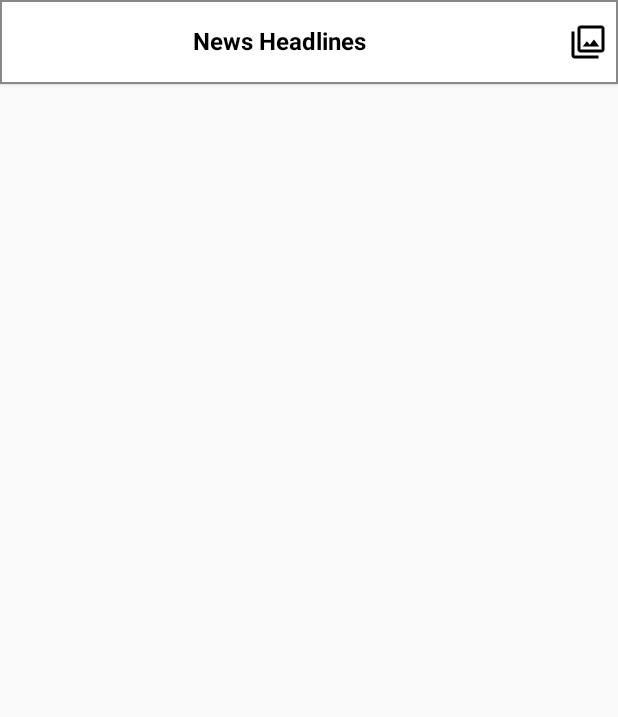
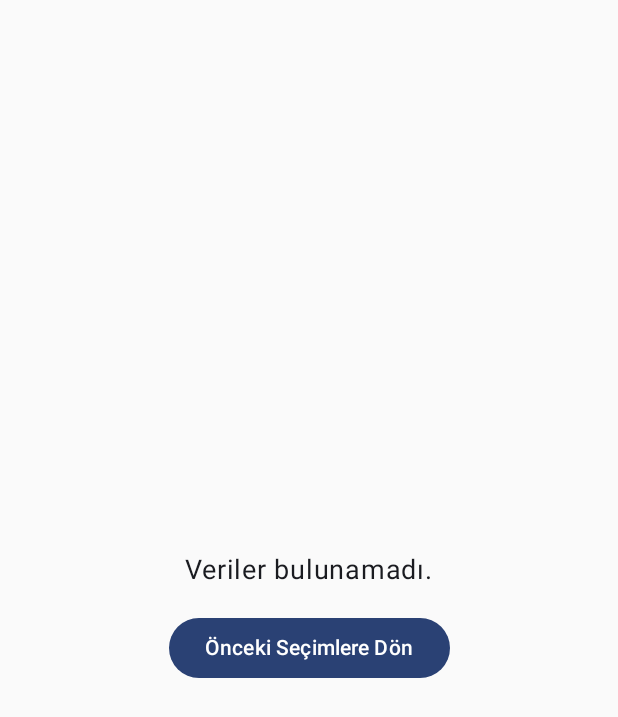
Before and after one commit to alicansekban/FirstInterview, an Android app built with Jetpack Compose: the HomeScreen screen opened through its navigation route, on a phone screen of 412 x 824 dp. Shown: the top 717 px of the screen. Run offline under Robolectric (Android 15) with nearby library versions, the phone set to English and light mode, and no system bars; our stand-ins replace Dagger/Hilt's generated code, Room's generated code; libraries missing offline, so code that uses them is left out: com.bumptech.glide; network calls fail; pictures from the network do not load.

```diff
--- a/app/src/main/java/com/example/caseapp/domain/model/ArticleUIModel.kt
+++ b/app/src/main/java/com/example/caseapp/domain/model/ArticleUIModel.kt
@@ -5,12 +5,8 @@ import java.util.Date
 data class ArticleUIModel(
     val id : Int,
     val publishedAt: Date?,
-    val author: String?,
     val urlToImage: String?,
     val description: String?,
-    val sourceName: String?,
-    val sourceId: String?,
     val title: String?,
-    val url: String?,
     val content: String?
 )
--- a/app/src/main/java/com/example/caseapp/domain/useCase/GetArticleUseCase.kt
+++ b/app/src/main/java/com/example/caseapp/domain/useCase/GetArticleUseCase.kt
@@ -2,17 +2,14 @@ package com.example.caseapp.domain.useCase
 
 import com.example.caseapp.data.repository.ArticleRepository
 import com.example.caseapp.domain.BaseUIModel
+import com.example.caseapp.domain.Error
 import com.example.caseapp.domain.Loading
 import com.example.caseapp.domain.Success
 import com.example.caseapp.domain.mapper.DataMapper
 import com.example.caseapp.domain.model.ArticleUIModel
 import com.example.caseapp.utils.ResultWrapper
-import kotlinx.coroutines.Dispatchers
 import kotlinx.coroutines.flow.Flow
-import kotlinx.coroutines.flow.collect
-import kotlinx.coroutines.flow.collectLatest
 import kotlinx.coroutines.flow.flow
-import kotlinx.coroutines.withContext
 import java.util.Date
 import javax.inject.Inject
 
@@ -29,18 +26,16 @@ class GetDataUseCase @Inject constructor(
 
             when (repository.getFromRemote(startDate, endDate)) {
                 is ResultWrapper.GenericError -> {
-                    emit(com.example.caseapp.domain.Error("Could not retrive the data from network"))
+                    emit(Error("Could not retrive the data from network"))
                 }
 
                 ResultWrapper.NetworkError -> {
-                    emit(com.example.caseapp.domain.Error("Network error occured"))
+                    emit(Error("Network error occured"))
                 }
 
-                else -> {
+                else -> {}
 
-                }
             }
-
             repository.getData(startDate, endDate).collect {
                 emit(Success(dataMapper.mapListToUIModel(it)))
             }
--- a/app/src/main/java/com/example/caseapp/ui/home/HomeScreen.kt
+++ b/app/src/main/java/com/example/caseapp/ui/home/HomeScreen.kt
@@ -13,17 +13,14 @@ import androidx.compose.foundation.clickable
 import androidx.compose.foundation.layout.*
 import androidx.compose.foundation.lazy.LazyColumn
 import androidx.compose.foundation.lazy.items
-import androidx.compose.foundation.lazy.itemsIndexed
 import androidx.compose.foundation.shape.RoundedCornerShape
 import androidx.compose.material.icons.Icons
 import androidx.compose.material.icons.filled.ArrowBack
 import androidx.compose.material.icons.filled.DateRange
-import androidx.compose.material.icons.filled.Favorite
 import androidx.compose.material.icons.filled.Filter
+import androidx.compose.material3.Button
 import androidx.compose.material3.Card
 import androidx.compose.material3.CardDefaults
-import androidx.compose.material3.CardElevation
-import androidx.compose.material3.DatePicker
 import androidx.compose.material3.DateRangePicker
 import androidx.compose.material3.ExperimentalMaterial3Api
 import androidx.compose.material3.Icon
@@ -31,8 +28,6 @@ import androidx.compose.material3.IconButton
 import androidx.compose.material3.MaterialTheme
 import androidx.compose.material3.Surface
 import androidx.compose.material3.Text
-import androidx.compose.material3.TopAppBar
-import androidx.compose.material3.rememberDatePickerState
 import androidx.compose.material3.rememberDateRangePickerState
 import androidx.compose.runtime.Composable
 import androidx.compose.runtime.getValue
@@ -46,15 +41,25 @@ import androidx.compose.ui.graphics.Color.Companion.Black
 import androidx.compose.ui.graphics.Color.Companion.Gray
 import androidx.compose.ui.graphics.Color.Companion.White
 import androidx.compose.ui.layout.ContentScale
+import androidx.compose.ui.platform.LocalConfiguration
 import androidx.compose.ui.platform.LocalContext
+import androidx.compose.ui.platform.LocalView
 import androidx.compose.ui.text.TextStyle
 import androidx.compose.ui.text.font.FontWeight
 import androidx.compose.ui.text.style.TextAlign
 import androidx.compose.ui.text.style.TextOverflow
 import androidx.compose.ui.unit.dp
 import androidx.compose.ui.unit.sp
+import androidx.compose.ui.window.Dialog
+import androidx.compose.ui.window.DialogProperties
+import androidx.compose.ui.window.DialogWindowProvider
 import androidx.hilt.navigation.compose.hiltViewModel
 import androidx.lifecycle.compose.collectAsStateWithLifecycle
+import com.airbnb.lottie.compose.LottieAnimation
+import com.airbnb.lottie.compose.LottieCompositionSpec
+import com.airbnb.lottie.compose.LottieConstants
+import com.airbnb.lottie.compose.animateLottieCompositionAsState
+import com.airbnb.lottie.compose.rememberLottieComposition
 import com.bumptech.glide.integration.compose.ExperimentalGlideComposeApi
 import com.bumptech.glide.integration.compose.GlideImage
 import com.example.caseapp.R
@@ -63,7 +68,10 @@ import com.example.caseapp.domain.Loading
 import com.example.caseapp.domain.Success
 import com.example.caseapp.domain.model.ArticleUIModel
 import com.example.caseapp.utils.ScreenRoutes
+import com.example.caseapp.utils.heightPercent
 import com.example.caseapp.utils.toParsedString
+import com.example.caseapp.utils.widthPercent
+import java.lang.reflect.Type
 import java.util.Calendar
 import java.util.Date
 
@@ -78,20 +86,36 @@ fun HomeScreen(
 
     when (articles) {
         is Error -> {
+            LoadingDialog(isShowingDialog = false)
             Toast.makeText(
                 context,
                 (articles as Error<List<ArticleUIModel>>).errorMessage ?: "error",
                 Toast.LENGTH_LONG
             ).show()
+            EmptyUI {
+                viewModel.getArticles(null, null)
+            }
+
         }
 
-        is Loading -> {}
+        is Loading -> {
+            LoadingDialog(isShowingDialog = true)
+        }
+
         is Success -> {
+            LoadingDialog(isShowingDialog = false)
 
             val response = (articles as Success<List<ArticleUIModel>>).response
-            stateLessHomeScreen(articles = response, onDateSelected = { start, end ->
-                viewModel.getArticles(start, end)
-            }, openDetail = openDetail)
+            if (response.isNotEmpty()) {
+                stateLessHomeScreen(articles = response, onDateSelected = { start, end ->
+                    viewModel.getArticles(start, end)
+                }, openDetail = openDetail)
+            } else {
+                EmptyUI {
+                    viewModel.getArticles(null, null)
+                }
+            }
+
         }
 
     }
@@ -99,7 +123,11 @@ fun HomeScreen(
 
 
 @Composable
-fun stateLessHomeScreen(articles: List<ArticleUIModel>, onDateSelected: (Date, Date) -> Unit,openDetail: (String) -> Unit) {
+fun stateLessHomeScreen(
+    articles: List<ArticleUIModel>,
+    onDateSelected: (Date, Date) -> Unit,
+    openDetail: (String) -> Unit
+) {
     val context = LocalContext.current
     var showPicker by remember {
         mutableStateOf(false)
@@ -125,6 +153,7 @@ fun stateLessHomeScreen(articles: List<ArticleUIModel>, onDateSelected: (Date, D
                 showPicker = false
             }
         }
+
         LazyColumn(
             modifier = Modifier
                 .fillMaxSize()
@@ -135,14 +164,17 @@ fun stateLessHomeScreen(articles: List<ArticleUIModel>, onDateSelected: (Date, D
                 key = { article ->
                     article.title ?: ""
                 }) { value ->
-                NewsItem(value, openDetail ={
-                    openDetail(ScreenRoutes.Detail.replace(
-                        oldValue = "{id}",
-                        newValue = it
-                    ))
-                } )
+                NewsItem(value, openDetail = {
+                    openDetail(
+                        ScreenRoutes.Detail.replace(
+                            oldValue = "{id}",
+                            newValue = it
+                        )
+                    )
+                })
             }
         }
+
     }
 }
 
@@ -165,7 +197,7 @@ fun CreatePicker(onDateSelected: (Date, Date) -> Unit) {
 }
 
 @Composable
-fun NewsItem(article: ArticleUIModel, openDetail: (String) -> Unit){
+fun NewsItem(article: ArticleUIModel, openDetail: (String) -> Unit) {
     Card(
         modifier = Modifier
             .fillMaxWidth()
@@ -197,7 +229,7 @@ fun NewsItem(article: ArticleUIModel, openDetail: (String) -> Unit){
             Spacer(modifier = Modifier.height(16.dp))
 
             Text(
-                text = article.content ?: "",
+                text = article.description ?: "",
                 maxLines = 4,
                 overflow = TextOverflow.Ellipsis,
                 style = MaterialTheme.typography.bodyMedium,
@@ -253,6 +285,27 @@ fun loadImage(url: String, modifier: Modifier) {
     }
 }
 
+
+@Composable
+fun EmptyUI(onGoBack: () -> Unit) {
+    Column(
+        modifier = Modifier
+            .fillMaxSize()
+            .padding(16.dp),
+        verticalArrangement = Arrangement.Center,
+        horizontalAlignment = Alignment.CenterHorizontally
+    ) {
+        Text(
+            text = "Veriler bulunamadı.",
+            fontSize = 18.sp,
+            color = MaterialTheme.colorScheme.onSurface
+        )
+        Spacer(modifier = Modifier.height(16.dp))
+        Button(onClick = { onGoBack() }) {
+            Text(text = "Önceki Seçimlere Dön")
+        }
+    }
+}
 
 @Composable
 fun TopBar(
@@ -315,3 +368,80 @@ fun TopBar(
         }
     }
 }
+
+
+@Composable
+fun LoadingDialog(
+    isShowingDialog: Boolean,
+    dismissOnBackPress: Boolean = false,
+    dismissOnClickOutside: Boolean = false
+) {
+    if (isShowingDialog) {
+        Dialog(
+            onDismissRequest = { },
+            DialogProperties(
+                dismissOnBackPress = dismissOnBackPress,
+                dismissOnClickOutside = dismissOnClickOutside
+            )
+        ) {
+            DialogContent()
+        }
+    }
+}
+
+@Composable
+fun DialogContent(
+) {
+
+    val composition by rememberLottieComposition(LottieCompositionSpec.RawRes(R.raw.loading))
+    val progress by animateLottieCompositionAsState(
+        composition,
+        iterations = LottieConstants.IterateForever,
+        isPlaying = true,
+        restartOnPlay = true,
+        speed = 1f
+
+    )
+    val configuration = LocalConfiguration.current
+    Card(
+        modifier = Modifier
+            .widthPercent(0.22f, configuration)
+            .heightPercent(0.16f, configuration),
+        elevation = CardDefaults.cardElevation(0.dp),
+        shape = RoundedCornerShape(5.dp),
+        colors = CardDefaults.cardColors(White),
+    ) {
+        Spacer(modifier = Modifier.height(8.dp))
+
+        Box(
+            modifier = Modifier
+                .fillMaxWidth()
+                .fillMaxHeight(0.60f)
+                .padding(all = 8.dp),
+            contentAlignment = Alignment.Center
+        ) {
+            LottieAnimation(
+                composition,
+                progress,
+                modifier = Modifier.fillMaxSize()
+            )
+        }
+
+        Row(
+            modifier = Modifier
+                .fillMaxWidth()
+                .padding(top = 8.dp),
+            horizontalArrangement = Arrangement.Center,
+            verticalAlignment = Alignment.CenterVertically
+        ) {
+            Text(
+                text = "Loading...",
+                color = MaterialTheme.colorScheme.tertiary,
+                fontSize = 11.sp,
+                lineHeight = 13.sp,
+                maxLines = 1,
+            )
+        }
+
+    }
+}
```
Also changed, not shown: app/src/main/java/com/example/caseapp/domain/mapper/DataMapper.kt (+0 -8 lines), app/src/main/java/com/example/caseapp/utils/ModifierUtil.kt (added, +70 -0 lines), app/src/main/res/raw/loading.json (added, +1 -0 lines).
